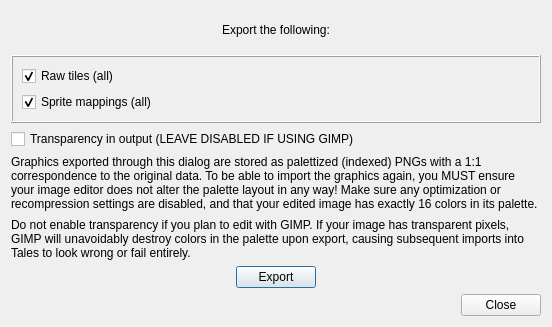
Before: the Qt Designer form libtales-qt/nativegraphicexportdialog.ui in suppertails66/tales, drawn with Qt 5.
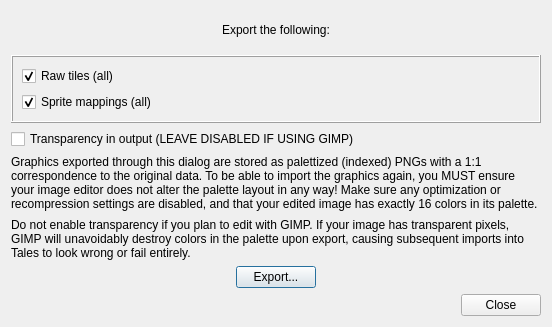
After: the same form once the commit is applied.

Commit message: Update manual with graphics import/export info

The edit to the form file:
```diff
--- a/libtales-qt/nativegraphicexportdialog.ui
+++ b/libtales-qt/nativegraphicexportdialog.ui
@@ -157,7 +157,7 @@
         </sizepolicy>
        </property>
        <property name="text">
-        <string>Export</string>
+        <string>Export...</string>
        </property>
       </widget>
      </item>
```
The commit also changes 1 other file.
